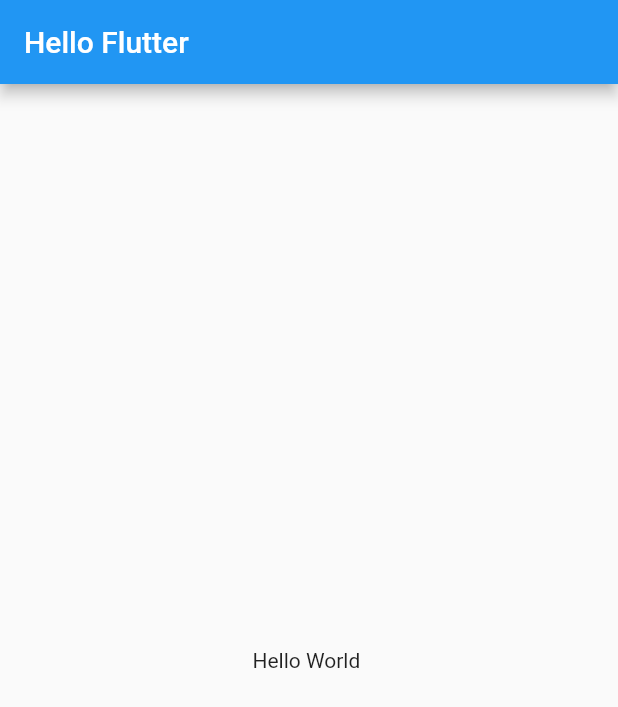
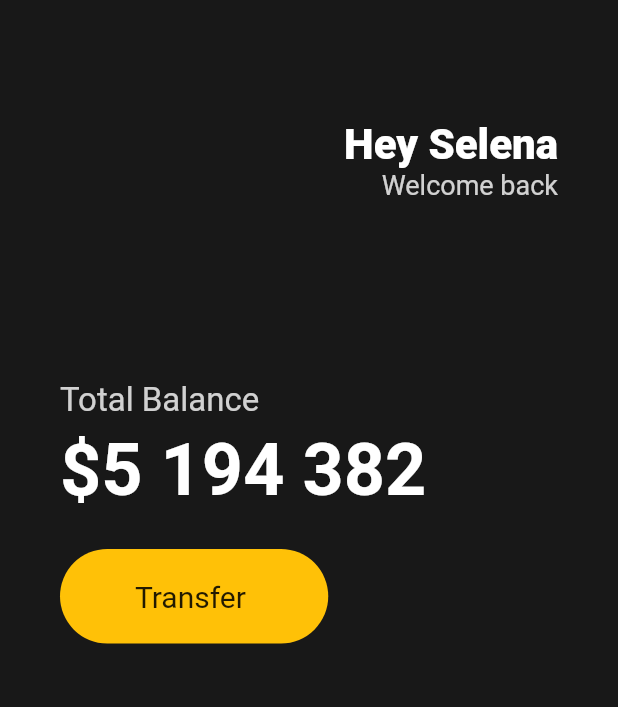
Before and after one commit to kevin622/toonflix, a Flutter app: the screen it shows after launch, on a phone screen of 412 x 824 dp. Shown: the top 707 px of the screen. Run offline on Flutter 3.47's test engine with Material 2 defaults, Android fonts, the phone set to English and light mode, and no system bars.

Commit message:
3.2 Buttons Section
Learned using sizedboxes, boxdecoratoins, etc.

```diff
--- a/lib/main.dart
+++ b/lib/main.dart
@@ -9,13 +9,89 @@ class MyApp extends StatelessWidget {
   Widget build(BuildContext context) {
     return MaterialApp(
       home: Scaffold(
-        appBar: AppBar(
-          title: Text("Hello Flutter"),
-        ),
-        body: Center(
-          child: Text("Hello World "),
-        ),
-      ),
+          backgroundColor: Color(0xFF181818),
+          body: Padding(
+            padding: EdgeInsets.symmetric(horizontal: 40),
+            child: Column(
+              crossAxisAlignment: CrossAxisAlignment.start,
+              children: [
+                SizedBox(
+                  height: 80,
+                ),
+                Row(
+                  mainAxisAlignment: MainAxisAlignment.end,
+                  children: [
+                    Column(
+                      crossAxisAlignment: CrossAxisAlignment.end,
+                      children: [
+                        Text(
+                          "Hey Selena",
+                          style: TextStyle(
+                            fontSize: 28,
+                            fontWeight: FontWeight.w800,
+                            color: Colors.white,
+                          ),
+                        ),
+                        Text(
+                          "Welcome back",
+                          style: TextStyle(
+                            color: Colors.white.withOpacity(0.8),
+                            fontSize: 18,
+                          ),
+                        ),
+                      ],
+                    )
+                  ],
+                ),
+                SizedBox(
+                  height: 120,
+                ),
+                Text(
+                  "Total Balance",
+                  style: TextStyle(
+                    fontSize: 22,
+                    color: Colors.white.withOpacity(0.8),
+                  ),
+                ),
+                SizedBox(
+                  height: 5,
+                ),
+                Text(
+                  "\$5 194 382",
+                  style: TextStyle(
+                    fontSize: 48,
+                    fontWeight: FontWeight.w600,
+                    color: Colors.white,
+                  ),
+                ),
+                SizedBox(
+                  height: 25,
+                ),
+                Row(
+                  children: [
+                    Container(
+                      decoration: BoxDecoration(
+                        color: Colors.amber,
+                        borderRadius: BorderRadius.circular(45),
+                      ),
+                      child: Padding(
+                        padding: EdgeInsets.symmetric(
+                          vertical: 20,
+                          horizontal: 50,
+                        ),
+                        child: Text(
+                          "Transfer ",
+                          style: TextStyle(
+                            fontSize: 20,
+                          ),
+                        ),
+                      ),
+                    )
+                  ],
+                )
+              ],
+            ),
+          )),
     );
   }
 }
```
